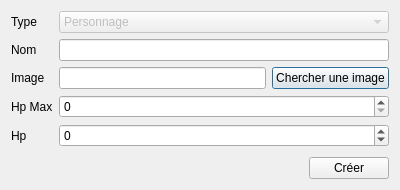
This is src/GameObjects/GameObjectDialog.ui in Nepta/nixjdr as Qt 5 draws it before an edit. The edited form follows.
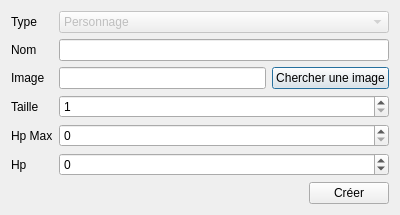
This is the edited form.

What changed in the file:
```diff
--- a/src/GameObjects/GameObjectDialog.ui
+++ b/src/GameObjects/GameObjectDialog.ui
@@ -70,28 +70,28 @@
        </property>
       </widget>
      </item>
-     <item row="3" column="0">
+     <item row="4" column="0">
       <widget class="QLabel" name="label_2">
        <property name="text">
         <string>Hp Max</string>
        </property>
       </widget>
      </item>
-     <item row="3" column="1">
+     <item row="4" column="1">
       <widget class="QSpinBox" name="m_HpMaxEdit">
        <property name="maximum">
         <number>1000</number>
        </property>
       </widget>
      </item>
-     <item row="4" column="0">
+     <item row="5" column="0">
       <widget class="QLabel" name="label_4">
        <property name="text">
         <string>Hp</string>
        </property>
       </widget>
      </item>
-     <item row="4" column="1">
+     <item row="5" column="1">
       <widget class="QSpinBox" name="m_HpEdit">
        <property name="minimum">
         <number>-1000</number>
@@ -115,6 +115,20 @@
        </item>
       </layout>
      </item>
+     <item row="3" column="0">
+      <widget class="QLabel" name="label_6">
+       <property name="text">
+        <string>Taille</string>
+       </property>
+      </widget>
+     </item>
+     <item row="3" column="1">
+      <widget class="QSpinBox" name="m_SizeEdit">
+       <property name="minimum">
+        <number>1</number>
+       </property>
+      </widget>
+     </item>
     </layout>
    </item>
    <item>
```
